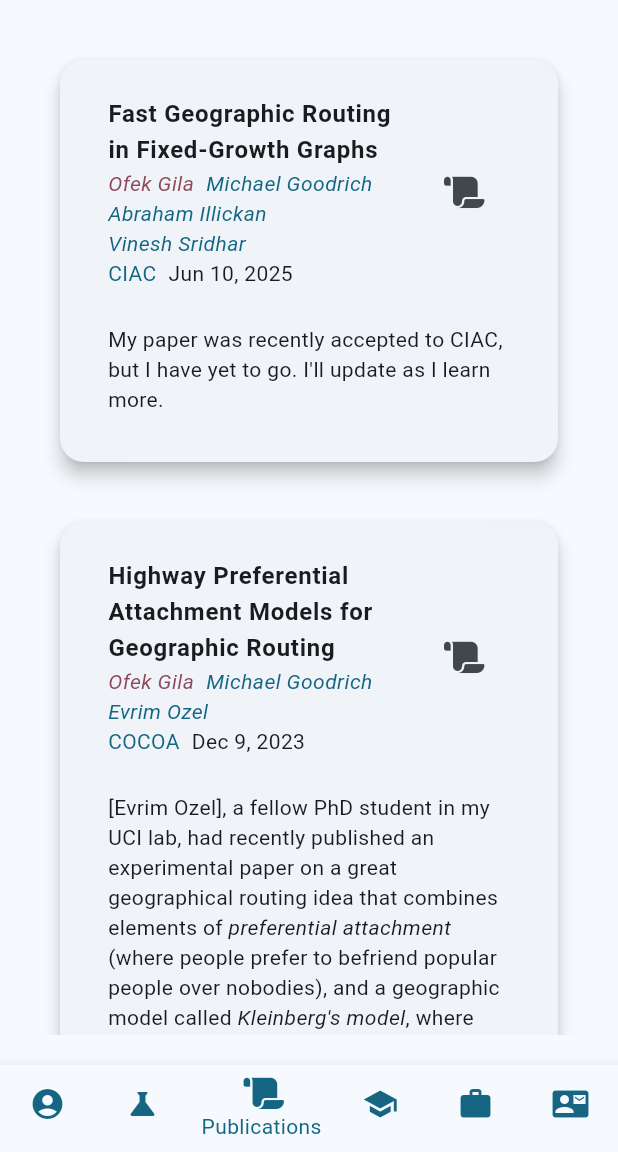
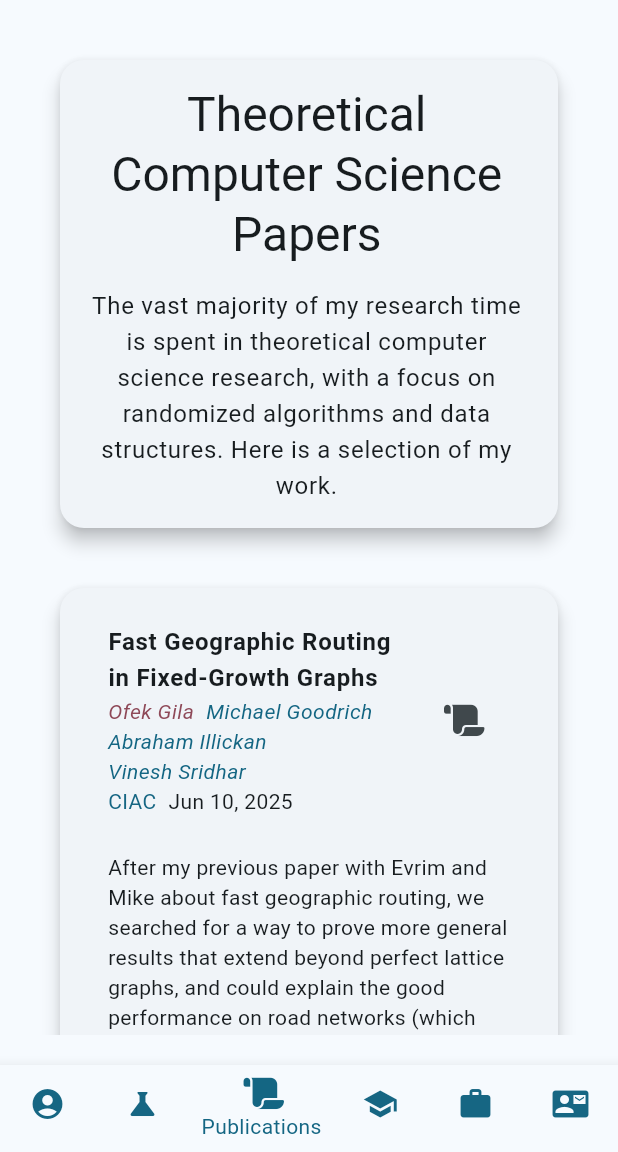
Before and after one commit to The-Ofek-Foundation/ophd, a Flutter app: the screen it shows after launch, item 3 of the bottom bar chosen, on a phone screen of 412 x 824 dp, the part 84-1236 px from its top. Run offline on Flutter 3.47's test engine with Material 3 defaults, Android fonts, the phone set to English and light mode, and no system bars; drawn by our look-alikes of flutter_markdown; our stand-ins replace firebase_core, font_awesome_flutter, theme_provider; missing offline and left inert: flutter_scatter, graphview, universal_html; accounts and stored records are empty; generated files the repository leaves out were written again; network calls fail.

Commit message:
Fix some typos, add some details to my papers, and make a minor change to the publications page

```diff
--- a/lib/data/authors.dart
+++ b/lib/data/authors.dart
@@ -64,7 +64,7 @@ final Map<String, Author> authors = {
   'claire': Author(
     name: 'Claire To',
     link: 'mailto:clairt2@uci.edu',
-    i10nKey: 'clair',
+    i10nKey: 'claire',
     show: false,
   ),
   'albert': Author(
--- a/lib/data/papers.dart
+++ b/lib/data/papers.dart
@@ -8,19 +8,19 @@ final List<Paper> papers = [
     title: 'Fast Geographic Routing in Fixed-Growth Graphs',
     authors: ['ofek', 'mikeg', 'abraham', 'vinesh'].map((a) => authors[a]!).toList(),
     link: 'https://arxiv.org/pdf/2502.03663',
-    description: 'My paper was recently accepted to CIAC, but I have yet to go. I\'ll update as I learn more.',
+    description: 'After my previous paper with Evrim and Mike about fast geographic routing, we searched for a way to prove more general results that extend beyond perfect lattice graphs, and could explain the good performance on road networks (which are certainly not perfect, infinite lattices). We ultimately decided on a graph property we call _fixed-growth_, and show that any graph with this property (such as lattices) can add a highway to it and achieve great greedy routing and diameter results. We were able to prove tight bounds for all our results. We then applied our findings to road networks and were able to route much better, especially in states whose road networks least resembled 2D lattices (such as Alaska). Evrim finished his PhD by this point, but was replaced by two new lab members, Vinesh and Abraham.',
     date: DateTime(2025, 6, 10), // not correct
     conference: CIAC2025,
-    show: true,
+    researchCategory: ResearchCategory.theory,
   ),
   Paper(
     title: 'Investigating the Capabilities of Generative AI in Solving Data Structures, Algorithms, and Computability Problems',
-    authors: ['ofek', 'mikes', 'nero', 'shahar', 'katrina', 'elijah', 'claire', 'albert'].map((a) => authors[a]!).toList(),
+    authors: ['nero', 'shahar', 'yubin', 'katrina', 'elijah', 'claire', 'albert', 'ofek', 'mikes'].map((a) => authors[a]!).toList(),
     link: 'https://ics.uci.edu/~mikes/papers/fp0628.pdf',
-    description: 'placeholder',
+    description: 'This paper aims to determine to which extent "current" generative AI models (GPT-4o) are able to solve CS theory problems. The short answer—in some areas well, not so well in others, but when they\'re not well they still BS well enough to fool people. I think this is more of a testament that humans are incompetent rather than that gen AI is particularly smart. Of course the state of the art of gen AI improved dramatically since.',
     date: DateTime(2025, 2, 27),
     conference: SIGCSE2025,
-    show: false
+    researchCategory: ResearchCategory.education,
   ),
   Paper(
     title: 'Highway Preferential Attachment Models for Geographic Routing',
@@ -31,6 +31,7 @@ final List<Paper> papers = [
     conference: COCOA2023,
     awards: ['Best Paper'],
     imagePath: 'assets/images/cocoa_nicole.jpg',
+    researchCategory: ResearchCategory.theory,
   ),
   Paper(
     title: 'Zip-zip Trees: Making Zip Trees More Balanced, Biased, Compact, or Persistent',
@@ -41,6 +42,7 @@ final List<Paper> papers = [
     conference: WADS2023,
     awards: ['Best Paper'],
     imagePath: 'assets/images/wads_best_paper.jpg',
+    researchCategory: ResearchCategory.theory,
   ),
   Paper(
     title: 'Beyond Big O: Teaching Experimental Algorithmics',
@@ -49,6 +51,7 @@ final List<Paper> papers = [
     description: "This is the first paper I helped write. I was the TA for an experimental algorithmics course at UCI while Mike Shindler was working on this paper. I helped create questions to evaluate students' understanding, where we discussed how supplementing traditional algorithms courses with experimental algorithmics could lead to positive practical outcomes. The ongoing joke is that I was only added so that the authors would be able to say that they don't discriminate against non-Mikes. The conference was the first I attended, and was conveniently held at UCI that year.",
     date: DateTime(2022, 4, 1),
     conference: CCSC2022,
+    researchCategory: ResearchCategory.education,
   )
 ];
 
--- a/lib/models/paper.dart
+++ b/lib/models/paper.dart
@@ -1,6 +1,11 @@
 import 'package:ophd/models/conference.dart';
 
 import 'author.dart';
+
+enum ResearchCategory {
+  theory,
+  education,
+}
 
 class Paper {
   final String title;
@@ -11,7 +16,7 @@ class Paper {
   final DateTime date;
   final List<String>? awards;
   final Conference conference;
-  final bool show;
+  final ResearchCategory researchCategory;
 
   Paper({
     required this.title,
@@ -22,6 +27,6 @@ class Paper {
     required this.date,
     this.awards,
     required this.conference,
-    this.show = true,
+    required this.researchCategory,
   });
 }
--- a/lib/screens/publication_screen.dart
+++ b/lib/screens/publication_screen.dart
@@ -21,11 +21,37 @@ class PublicationPage extends StatelessWidget {
       child: SingleChildScrollView(
         child: Column(
           children: [
+            _buildTheoryOverview(context),
             for (final paper in papers)
-              if (paper.show)
+              if (paper.researchCategory == ResearchCategory.theory)
+                CardWrapper(child: _buildPaperBlock(context, paper)),
+            _buildEducationOverview(context),
+            for (final paper in papers)
+              if (paper.researchCategory == ResearchCategory.education)
                 CardWrapper(child: _buildPaperBlock(context, paper)),
           ],
         ),
+      ),
+    );
+  }
+
+  Widget _buildTheoryOverview(BuildContext context) {
+    return CardWrapper(
+      child: Column(
+        mainAxisAlignment: MainAxisAlignment.center,
+        children: [
+          SelectableText(
+            'Theoretical Computer Science Papers',
+            style: Theme.of(context).textTheme.headlineLarge,
+            textAlign: TextAlign.center,
+          ),
+          const SizedBox(height: 16),
+          SelectableText(
+            'The vast majority of my research time is spent in theoretical computer science research, with a focus on randomized algorithms and data structures. Here is a selection of my work.',
+            style: Theme.of(context).textTheme.bodyLarge,
+            textAlign: TextAlign.center,
+          ),
+        ],
       ),
     );
   }
@@ -133,6 +159,27 @@ class PublicationPage extends StatelessWidget {
       },
     );
   }
+
+  Widget _buildEducationOverview(BuildContext context) {
+    return CardWrapper(
+      child: Column(
+        mainAxisAlignment: MainAxisAlignment.center,
+        children: [
+          SelectableText(
+            'Computer Science Education Papers',
+            style: Theme.of(context).textTheme.headlineLarge,
+            textAlign: TextAlign.center,
+          ),
+          const SizedBox(height: 16),
+          SelectableText(
+            'During my time as a UCI PhD student, I have had the opportunity to tag along on some CS ed research projects.',
+            style: Theme.of(context).textTheme.bodyLarge,
+            textAlign: TextAlign.center,
+          ),
+        ],
+      ),
+    );
+  }
 }
 
 String _formatDate(DateTime date) {
```
